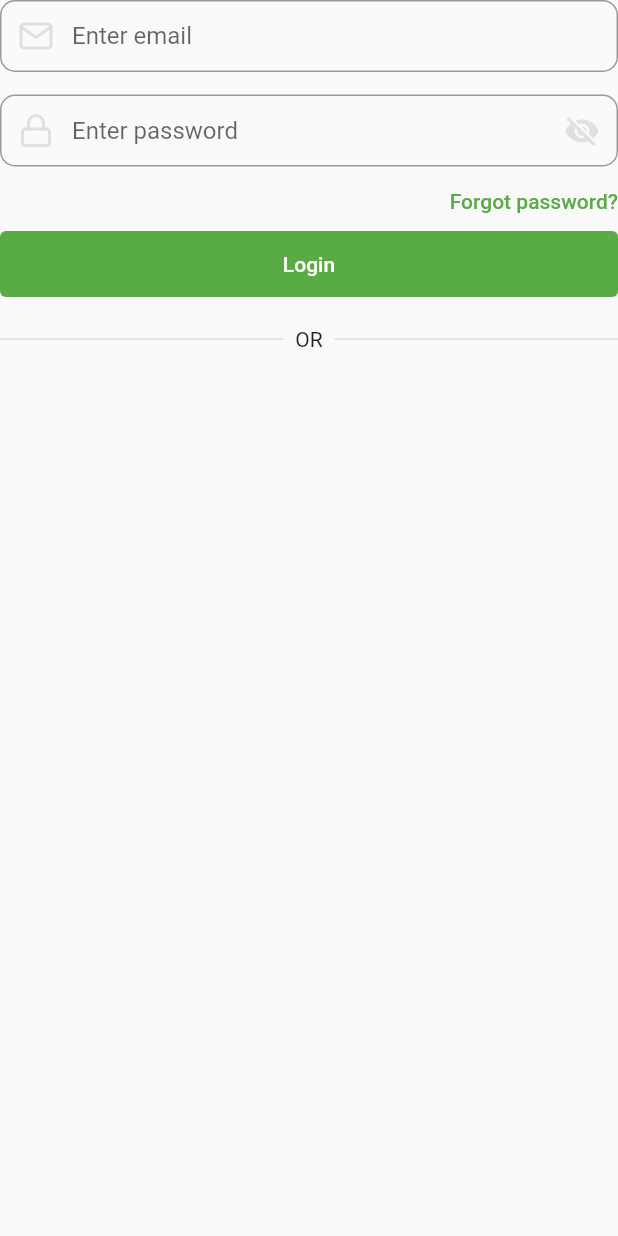
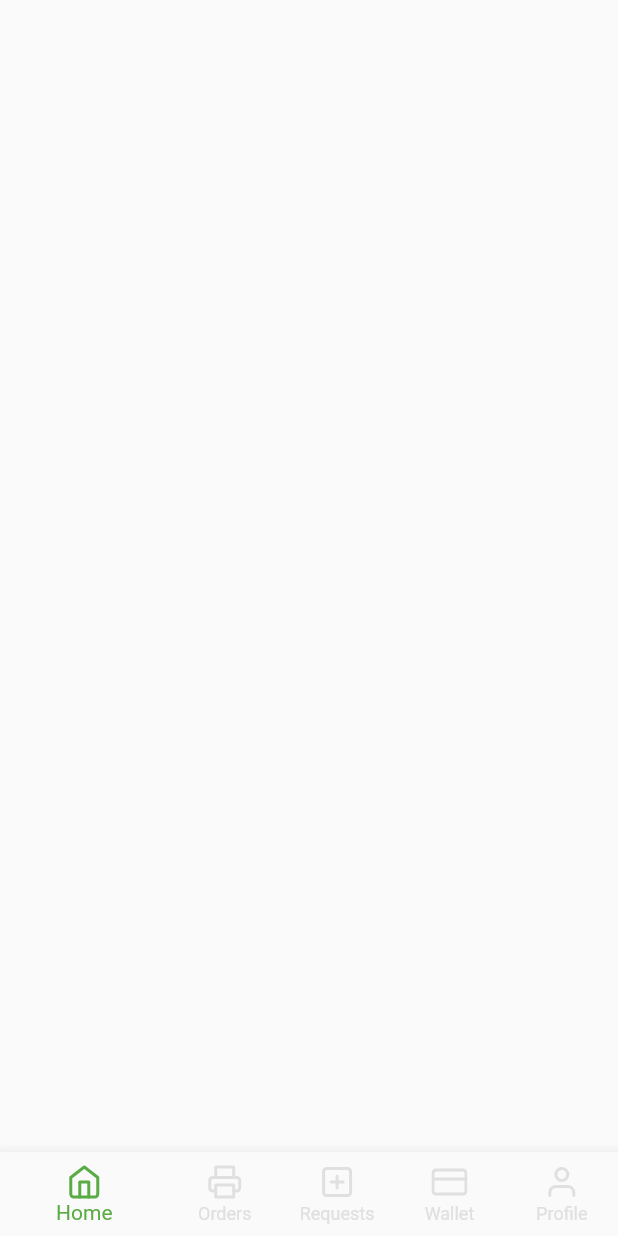
Before and after one commit to Aburafik/sapta-app, a Flutter app: the SignInFormComponent widget shown alone on an empty page, opened directly, after a tap on "Login", on a phone screen of 412 x 824 dp. Run offline on Flutter 3.47's test engine with Material 2 defaults, Android fonts, the phone set to English and light mode, and no system bars; our stand-ins replace feather_icons, flutter_onboarding_slider, font_awesome_flutter.

Commit message:
Home Screen

```diff
--- a/lib/Components/custom_button.dart
+++ b/lib/Components/custom_button.dart
@@ -8,11 +8,13 @@ class CustomButtonComponent extends StatelessWidget {
     this.icon,
     this.buttonText,
     this.iconColor,
+    this.onPressed,
   }) : super(key: key);
   bool hasIcon = false;
   IconData? icon;
   String? buttonText;
   Color? iconColor;
+  void Function()? onPressed;
 
   @override
   Widget build(BuildContext context) {
@@ -21,7 +23,7 @@ class CustomButtonComponent extends StatelessWidget {
       child: TextButton(
         style: TextButton.styleFrom(
             backgroundColor: hasIcon ? WHITE_COLOR : PRIMARY_COLOR),
-        onPressed: () {},
+        onPressed: onPressed,
         child: Row(
           mainAxisAlignment: MainAxisAlignment.center,
           children: [
@@ -31,7 +33,7 @@ class CustomButtonComponent extends StatelessWidget {
                     child: Icon(
                       icon,
                       // ignore: unnecessary_null_in_if_null_operators
-                      color: iconColor??null,
+                      color: iconColor ?? null,
                     ),
                   )
                 : Wrap(),
--- a/lib/Components/sign_in_component.dart
+++ b/lib/Components/sign_in_component.dart
@@ -54,6 +54,7 @@ class _SignInFormComponentState extends State<SignInFormComponent> {
             )),
         CustomButtonComponent(
           buttonText: "Login",
+          onPressed: ()=>Navigator.pushNamedAndRemoveUntil(context, "/home-page", (route) => false),
         ),
         Row(
           children: const [
--- /dev/null
+++ b/lib/Views/home_page.dart
@@ -0,0 +1,51 @@
+import 'package:feather_icons/feather_icons.dart';
+import 'package:flutter/material.dart';
+import 'package:sabta_app/Components/Utils/color_themes.dart';
+
+class HomePage extends StatelessWidget {
+  const HomePage({Key? key}) : super(key: key);
+
+  @override
+  Widget build(BuildContext context) {
+    return Scaffold(
+      bottomNavigationBar: BottomNavigationBar(
+        selectedItemColor: PRIMARY_COLOR,
+        unselectedItemColor: GREY_COLOR_20,
+        showSelectedLabels: true,
+        showUnselectedLabels: true,
+        items: const [
+          BottomNavigationBarItem(
+            label: "Home",
+            icon: Icon(
+              FeatherIcons.home,
+            ),
+          ),
+          BottomNavigationBarItem(
+            label: "Orders",
+            icon: Icon(
+              FeatherIcons.printer,
+            ),
+          ),
+          BottomNavigationBarItem(
+            label: "Requests",
+            icon: Icon(
+              FeatherIcons.plusSquare,
+            ),
+          ),
+          BottomNavigationBarItem(
+            label: "Wallet",
+            icon: Icon(
+              FeatherIcons.creditCard,
+            ),
+          ),
+          BottomNavigationBarItem(
+            label: "Profile",
+            icon: Icon(
+              FeatherIcons.user,
+            ),
+          ),
+        ],
+      ),
+    );
+  }
+}
--- a/lib/app.dart
+++ b/lib/app.dart
@@ -5,6 +5,7 @@ import 'package:sabta_app/Views/Auths/sign_up_view.dart';
 import 'package:sabta_app/Views/Notifications/notifications.dart';
 import 'package:sabta_app/Views/Onboarding/onboarding_view.dart';
 import 'package:sabta_app/Views/Onboarding/splash_screen.dart';
+import 'package:sabta_app/Views/home_page.dart';
 
 class MyApp extends StatelessWidget {
   const MyApp({Key? key}) : super(key: key);
@@ -22,7 +23,8 @@ class MyApp extends StatelessWidget {
         "/sign-in-view": (context) => const SignInVC(),
         "/sign-up-view": (context) => const SignUpVC(),
         "/reset-password-view": (context) => const ForgotPasswordVC(),
-        "/notification-view": (context) => const Notifications()
+        "/notification-view": (context) => const Notifications(),
+        "/home-page": (context) => const HomePage()
       },
     );
   }
```
